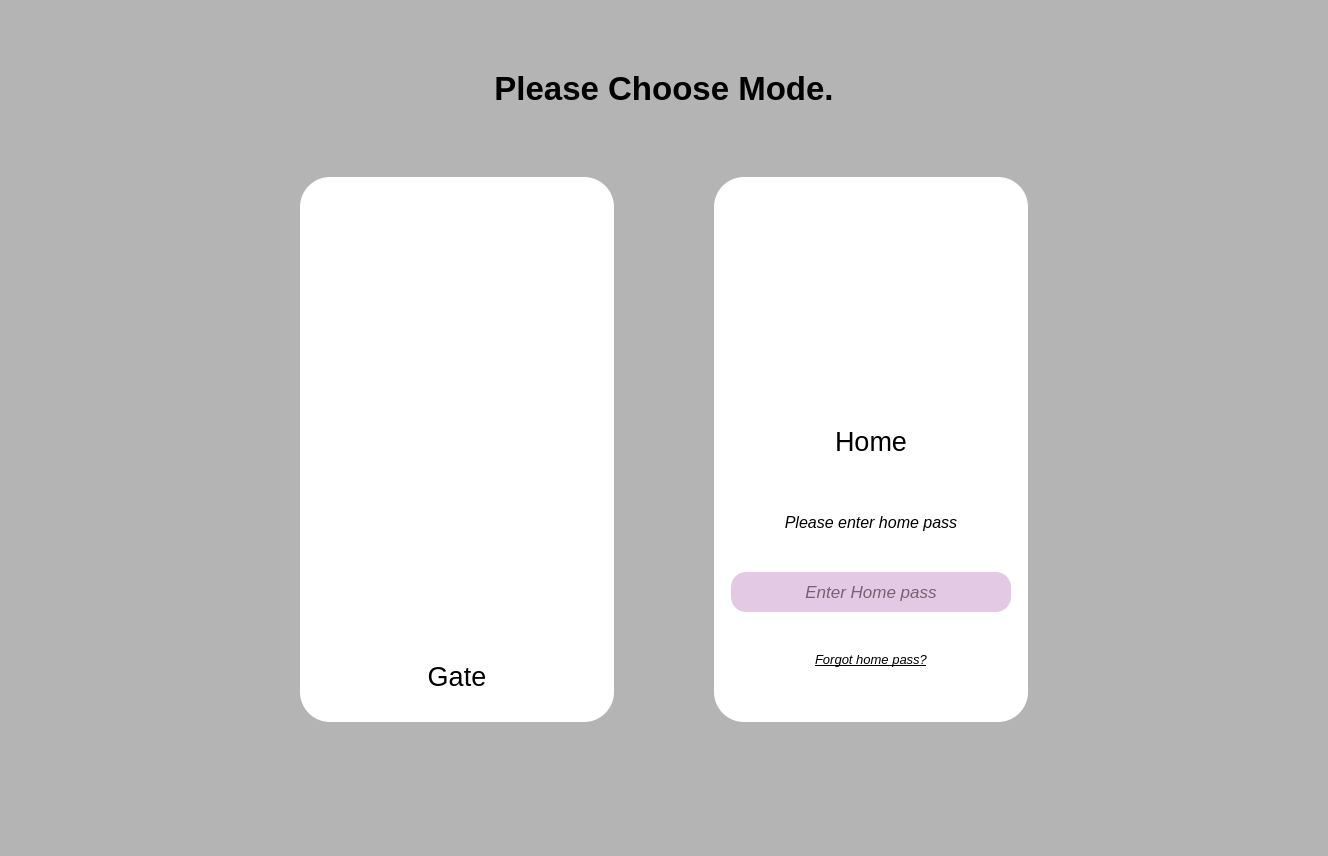
The window that ui/mode.ui (alexskh5/ENTRYSAFE) describes before a commit, drawn with Qt 5.
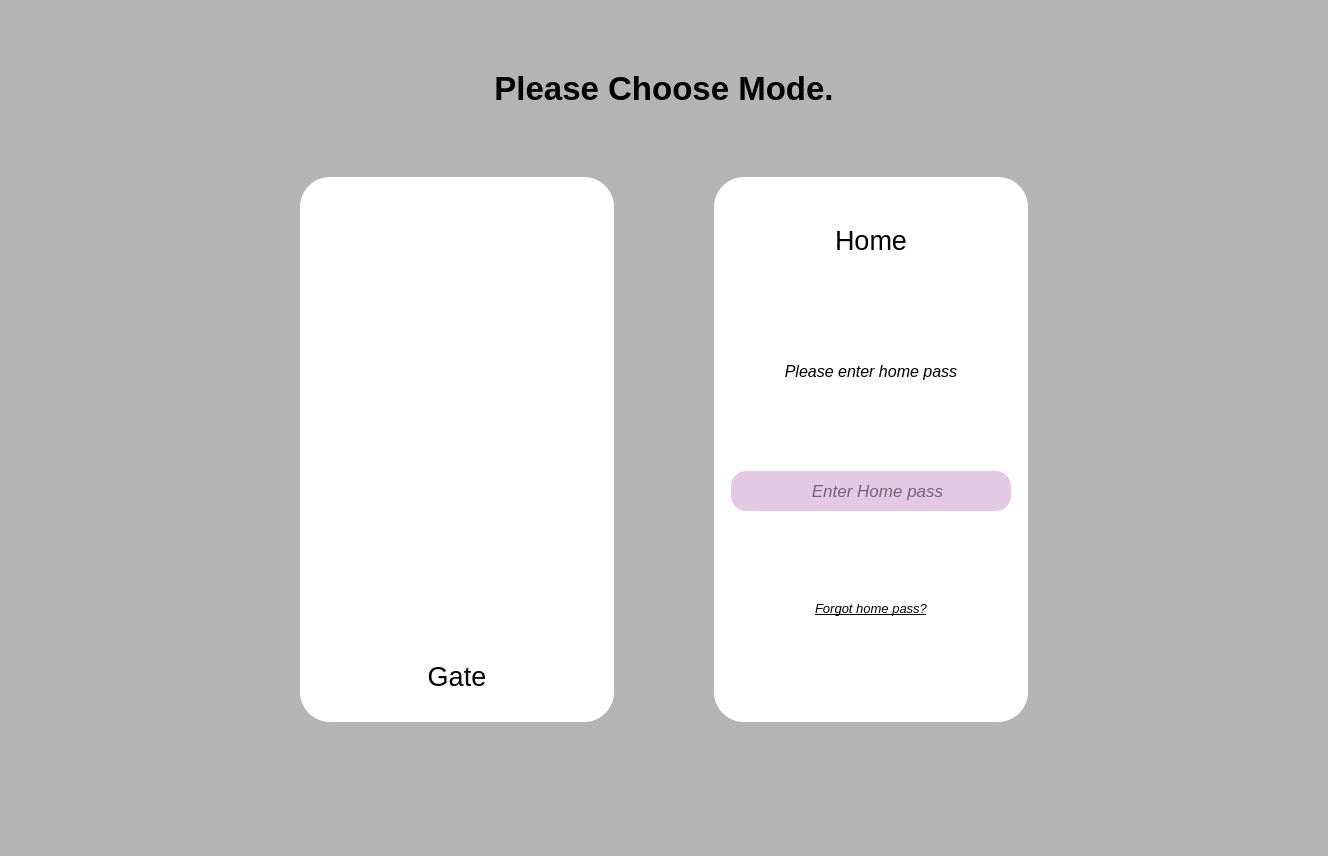
The same window after the commit. Icons and pictures are not drawn.

The edit to the form file:
```diff
--- a/ui/mode.ui
+++ b/ui/mode.ui
@@ -349,7 +349,7 @@
               </widget>
              </item>
              <item>
-              <widget class="QLineEdit" name="homePassInput">
+              <widget class="QFrame" name="frame_6">
                <property name="minimumSize">
                 <size>
                  <width>280</width>
@@ -362,26 +362,97 @@
                  <height>40</height>
                 </size>
                </property>
-               <property name="font">
-                <font>
-                 <pointsize>13</pointsize>
-                 <italic>true</italic>
-                </font>
-               </property>
                <property name="styleSheet">
                 <string notr="true">background-color: #E4C9E5;
 border-radius: 15;
 padding: 0 20px;</string>
                </property>
-               <property name="echoMode">
-                <enum>QLineEdit::EchoMode::Password</enum>
+               <property name="frameShape">
+                <enum>QFrame::Shape::StyledPanel</enum>
                </property>
-               <property name="alignment">
-                <set>Qt::AlignmentFlag::AlignCenter</set>
+               <property name="frameShadow">
+                <enum>QFrame::Shadow::Raised</enum>
                </property>
-               <property name="placeholderText">
-                <string>Enter Home pass</string>
-               </property>
+               <layout class="QHBoxLayout" name="horizontalLayout_5">
+                <property name="spacing">
+                 <number>0</number>
+                </property>
+                <property name="leftMargin">
+                 <number>0</number>
+                </property>
+                <property name="topMargin">
+                 <number>0</number>
+                </property>
+                <property name="rightMargin">
+                 <number>0</number>
+                </property>
+                <property name="bottomMargin">
+                 <number>0</number>
+                </property>
+                <item>
+                 <widget class="QLineEdit" name="homePassInput">
+                  <property name="sizePolicy">
+                   <sizepolicy hsizetype="Expanding" vsizetype="Expanding">
+                    <horstretch>0</horstretch>
+                    <verstretch>0</verstretch>
+                   </sizepolicy>
+                  </property>
+                  <property name="minimumSize">
+                   <size>
+                    <width>0</width>
+                    <height>40</height>
+                   </size>
+                  </property>
+                  <property name="maximumSize">
+                   <size>
+                    <width>500</width>
+                    <height>40</height>
+                   </size>
+                  </property>
+                  <property name="font">
+                   <font>
+                    <pointsize>13</pointsize>
+                    <italic>true</italic>
+                   </font>
+                  </property>
+                  <property name="styleSheet">
+                   <string notr="true"/>
+                  </property>
+                  <property name="echoMode">
+                   <enum>QLineEdit::EchoMode::Password</enum>
+                  </property>
+                  <property name="alignment">
+                   <set>Qt::AlignmentFlag::AlignCenter</set>
+                  </property>
+                  <property name="placeholderText">
+                   <string>       Enter Home pass</string>
+                  </property>
+                 </widget>
+                </item>
+                <item>
+                 <widget class="QPushButton" name="toggleHomePassBtn">
+                  <property name="maximumSize">
+                   <size>
+                    <width>20</width>
+                    <height>16777215</height>
+                   </size>
+                  </property>
+                  <property name="sizeIncrement">
+                   <size>
+                    <width>0</width>
+                    <height>0</height>
+                   </size>
+                  </property>
+                  <property name="text">
+                   <string/>
+                  </property>
+                  <property name="icon">
+                   <iconset>
+                    <normaloff>../../../Downloads/eye-off.svg</normaloff>../../../Downloads/eye-off.svg</iconset>
+                  </property>
+                 </widget>
+                </item>
+               </layout>
               </widget>
              </item>
              <item>
```
